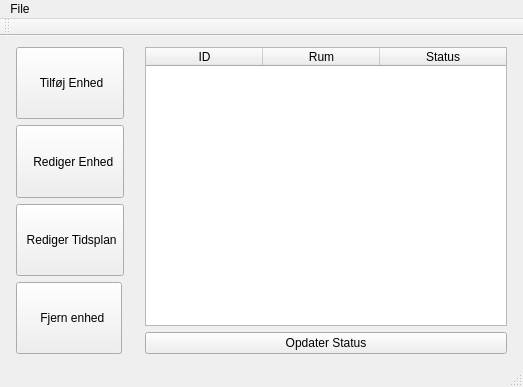
The window that HomeAutomation/HomeAutomation/mainwindow.ui (PRJ2GR15/Software-Design) describes before a commit, drawn with Qt 5.
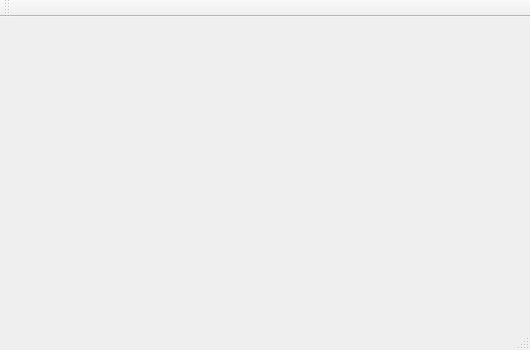
The same window after the commit.

Commit message: Flyttet ting. Tilføjet nye vinduer.  Det er nu super ez at skifte mellem vinduer og gøre shit. NICE. PS: Jeg har brugt arv.

Patch:
```diff
--- a/HomeAutomation/HomeAutomation/mainwindow.ui
+++ b/HomeAutomation/HomeAutomation/mainwindow.ui
@@ -6,194 +6,70 @@
    <rect>
     <x>0</x>
     <y>0</y>
-    <width>523</width>
-    <height>387</height>
+    <width>530</width>
+    <height>350</height>
    </rect>
   </property>
   <property name="sizePolicy">
-   <sizepolicy hsizetype="Preferred" vsizetype="Preferred">
+   <sizepolicy hsizetype="Fixed" vsizetype="Fixed">
     <horstretch>0</horstretch>
     <verstretch>0</verstretch>
    </sizepolicy>
   </property>
+  <property name="minimumSize">
+   <size>
+    <width>530</width>
+    <height>350</height>
+   </size>
+  </property>
+  <property name="maximumSize">
+   <size>
+    <width>530</width>
+    <height>350</height>
+   </size>
+  </property>
   <property name="windowTitle">
    <string>MainWindow</string>
   </property>
   <widget class="QWidget" name="centralWidget">
-   <layout class="QHBoxLayout" name="horizontalLayout">
-    <item>
-     <spacer name="horizontalSpacer_2">
-      <property name="orientation">
-       <enum>Qt::Horizontal</enum>
-      </property>
-      <property name="sizeType">
-       <enum>QSizePolicy::Minimum</enum>
-      </property>
-      <property name="sizeHint" stdset="0">
-       <size>
-        <width>5</width>
-        <height>10</height>
-       </size>
-      </property>
-     </spacer>
-    </item>
-    <item>
-     <layout class="QVBoxLayout" name="leftLayout">
-      <item>
-       <widget class="QPushButton" name="TilfojEnhed">
-        <property name="sizePolicy">
-         <sizepolicy hsizetype="Maximum" vsizetype="Preferred">
-          <horstretch>50</horstretch>
-          <verstretch>0</verstretch>
-         </sizepolicy>
-        </property>
-        <property name="text">
-         <string>      Tilføj Enhed     </string>
-        </property>
-       </widget>
-      </item>
-      <item>
-       <widget class="QPushButton" name="RedigerEnhed">
-        <property name="sizePolicy">
-         <sizepolicy hsizetype="Maximum" vsizetype="Preferred">
-          <horstretch>50</horstretch>
-          <verstretch>0</verstretch>
-         </sizepolicy>
-        </property>
-        <property name="text">
-         <string>    Rediger Enhed  </string>
-        </property>
-       </widget>
-      </item>
-      <item>
-       <widget class="QPushButton" name="RedigerTidsplan">
-        <property name="sizePolicy">
-         <sizepolicy hsizetype="Maximum" vsizetype="Preferred">
-          <horstretch>50</horstretch>
-          <verstretch>0</verstretch>
-         </sizepolicy>
-        </property>
-        <property name="text">
-         <string>  Rediger Tidsplan </string>
-        </property>
-       </widget>
-      </item>
-      <item>
-       <widget class="QPushButton" name="FjernEnhed">
-        <property name="sizePolicy">
-         <sizepolicy hsizetype="Maximum" vsizetype="Preferred">
-          <horstretch>50</horstretch>
-          <verstretch>0</verstretch>
-         </sizepolicy>
-        </property>
-        <property name="text">
-         <string>      Fjern enhed    </string>
-        </property>
-       </widget>
-      </item>
-     </layout>
-    </item>
-    <item>
-     <spacer name="horizontalSpacer">
-      <property name="orientation">
-       <enum>Qt::Horizontal</enum>
-      </property>
-      <property name="sizeType">
-       <enum>QSizePolicy::Minimum</enum>
-      </property>
-      <property name="sizeHint" stdset="0">
-       <size>
-        <width>15</width>
-        <height>20</height>
-       </size>
-      </property>
-     </spacer>
-    </item>
-    <item>
-     <layout class="QVBoxLayout" name="rightLayout">
-      <item>
-       <widget class="QTableWidget" name="myTable">
-        <property name="horizontalScrollBarPolicy">
-         <enum>Qt::ScrollBarAlwaysOff</enum>
-        </property>
-        <property name="sizeAdjustPolicy">
-         <enum>QAbstractScrollArea::AdjustToContents</enum>
-        </property>
-        <property name="sortingEnabled">
-         <bool>false</bool>
-        </property>
-        <attribute name="horizontalHeaderCascadingSectionResizes">
-         <bool>true</bool>
-        </attribute>
-        <attribute name="horizontalHeaderDefaultSectionSize">
-         <number>117</number>
-        </attribute>
-        <attribute name="horizontalHeaderStretchLastSection">
-         <bool>true</bool>
-        </attribute>
-        <attribute name="verticalHeaderVisible">
-         <bool>false</bool>
-        </attribute>
-        <column>
-         <property name="text">
-          <string>ID</string>
-         </property>
-        </column>
-        <column>
-         <property name="text">
-          <string>Rum</string>
-         </property>
-        </column>
-        <column>
-         <property name="text">
-          <string>Status</string>
-         </property>
-        </column>
-       </widget>
-      </item>
-      <item>
-       <widget class="QPushButton" name="opdaterStatus">
-        <property name="text">
-         <string>Opdater Status</string>
-        </property>
-       </widget>
-      </item>
-     </layout>
-    </item>
-    <item>
-     <spacer name="horizontalSpacer_3">
-      <property name="orientation">
-       <enum>Qt::Horizontal</enum>
-      </property>
-      <property name="sizeType">
-       <enum>QSizePolicy::Fixed</enum>
-      </property>
-      <property name="sizeHint" stdset="0">
-       <size>
-        <width>5</width>
-        <height>20</height>
-       </size>
-      </property>
-     </spacer>
-    </item>
-   </layout>
+   <widget class="QStackedWidget" name="MainW_StackedWidget">
+    <property name="geometry">
+     <rect>
+      <x>0</x>
+      <y>0</y>
+      <width>530</width>
+      <height>300</height>
+     </rect>
+    </property>
+    <property name="sizePolicy">
+     <sizepolicy hsizetype="Fixed" vsizetype="Fixed">
+      <horstretch>0</horstretch>
+      <verstretch>0</verstretch>
+     </sizepolicy>
+    </property>
+    <property name="minimumSize">
+     <size>
+      <width>530</width>
+      <height>300</height>
+     </size>
+    </property>
+    <property name="maximumSize">
+     <size>
+      <width>530</width>
+      <height>300</height>
+     </size>
+    </property>
+   </widget>
   </widget>
   <widget class="QMenuBar" name="menuBar">
    <property name="geometry">
     <rect>
      <x>0</x>
      <y>0</y>
-     <width>523</width>
+     <width>530</width>
      <height>21</height>
     </rect>
    </property>
-   <widget class="QMenu" name="menuHomeaumation">
-    <property name="title">
-     <string>File</string>
-    </property>
-    <addaction name="actionLuk"/>
-   </widget>
-   <addaction name="menuHomeaumation"/>
   </widget>
   <widget class="QToolBar" name="mainToolBar">
    <attribute name="toolBarArea">
```
Left out of the diff: 5 changed lines with no effect on the pictures. The commit also changes 16 other files.
